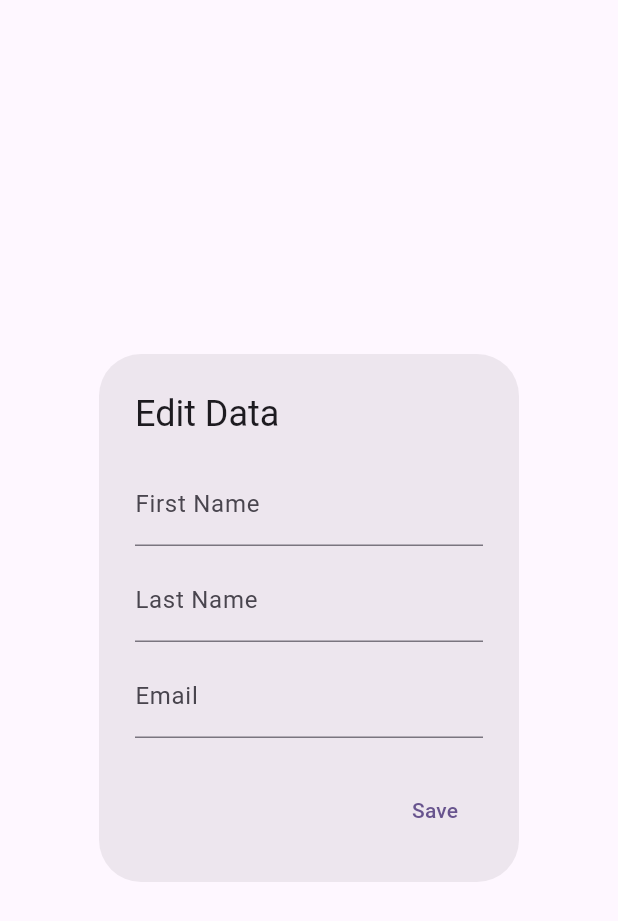
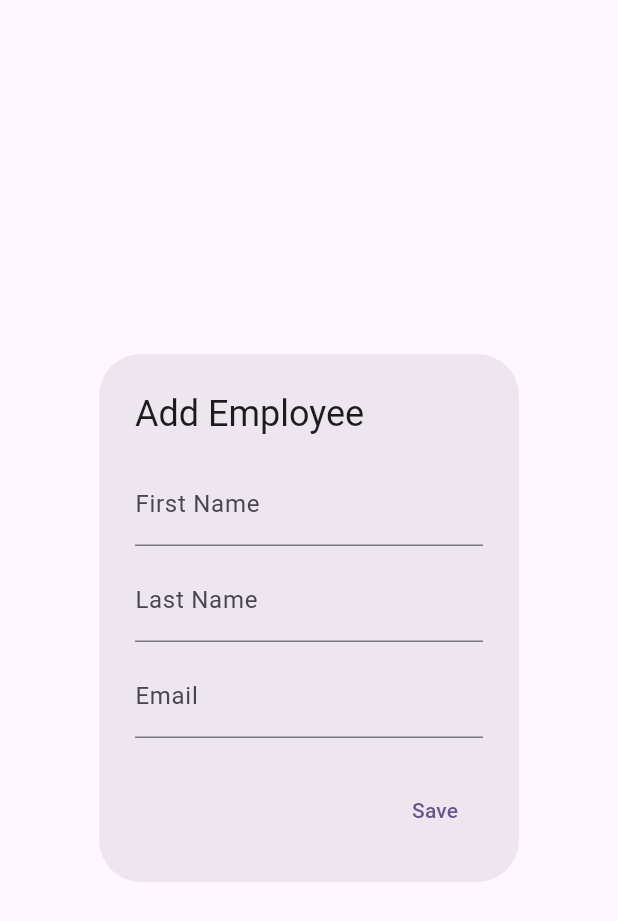
Before and after one commit to dzikrimutawakkil/employee-manager-app, a Flutter app: the AddDialog widget shown alone on an empty page, opened directly with empty values, on a phone screen of 412 x 824 dp. Shown: the top 921 px of the screen. Run offline on Flutter 3.47's test engine with Material 3 defaults, Android fonts, the phone set to English and light mode, and no system bars; our stand-ins replace flutter_spinkit, get, shimmer; accounts and stored records are empty; network calls fail; statements that could not run were skipped.

Commit message:
fixing rasio

```diff
--- a/lib/modules/detail/view/detail_view.dart
+++ b/lib/modules/detail/view/detail_view.dart
@@ -61,7 +61,7 @@ class DetailPage extends GetView<DetailController> {
                             filter: ImageFilter.blur(sigmaX: 0.8, sigmaY: 0.8),
                             child: Container(
                               width: Get.width,
-                              height: Get.height * 0.6,
+                              height: Get.width,
                               padding: const EdgeInsets.all(20.0),
                               margin:
                                   const EdgeInsets.symmetric(horizontal: 30.0),
@@ -73,7 +73,6 @@ class DetailPage extends GetView<DetailController> {
                                 children: [
                                   Container(
                                     decoration: BoxDecoration(
-                                        // color: Colors.white.withOpacity(0.4),
                                         gradient: RadialGradient(
                                           colors: [
                                             const Color.fromARGB(
--- a/lib/modules/home/widget/edit_dialog.dart
+++ b/lib/modules/home/widget/edit_dialog.dart
@@ -19,7 +19,7 @@ class AddDialog extends StatelessWidget {
   @override
   Widget build(BuildContext context) {
     return AlertDialog(
-      title: const Text('Edit Data'),
+      title: const Text('Add Employee'),
       content: Form(
         key: formKey,
         child: SingleChildScrollView(
--- a/lib/modules/home/widget/pagination.dart
+++ b/lib/modules/home/widget/pagination.dart
@@ -10,7 +10,8 @@ class Pagination extends StatelessWidget {
   Widget build(BuildContext context) {
     return Obx(
       () => SizedBox(
-        height: Get.height * 0.05,
+        // height: Get.height * 0.05,
+        height: 30,
         child: ListView.builder(
           shrinkWrap: true,
           physics: const NeverScrollableScrollPhysics(),
```
Also changed, not shown: lib/modules/home/view/home_view.dart (+5 -4 lines).
